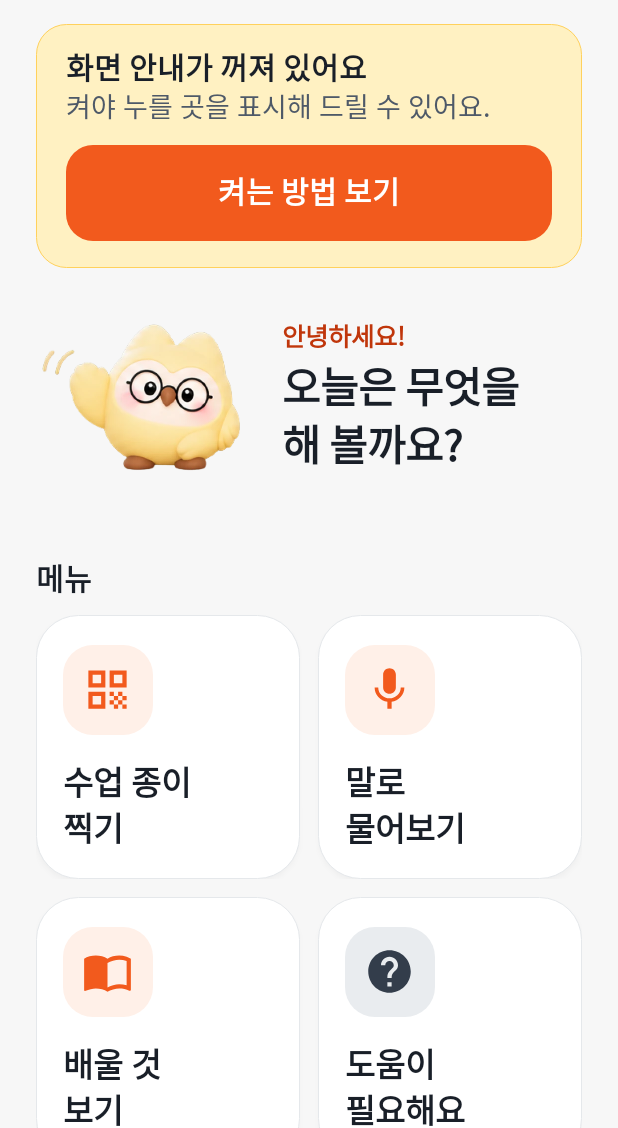
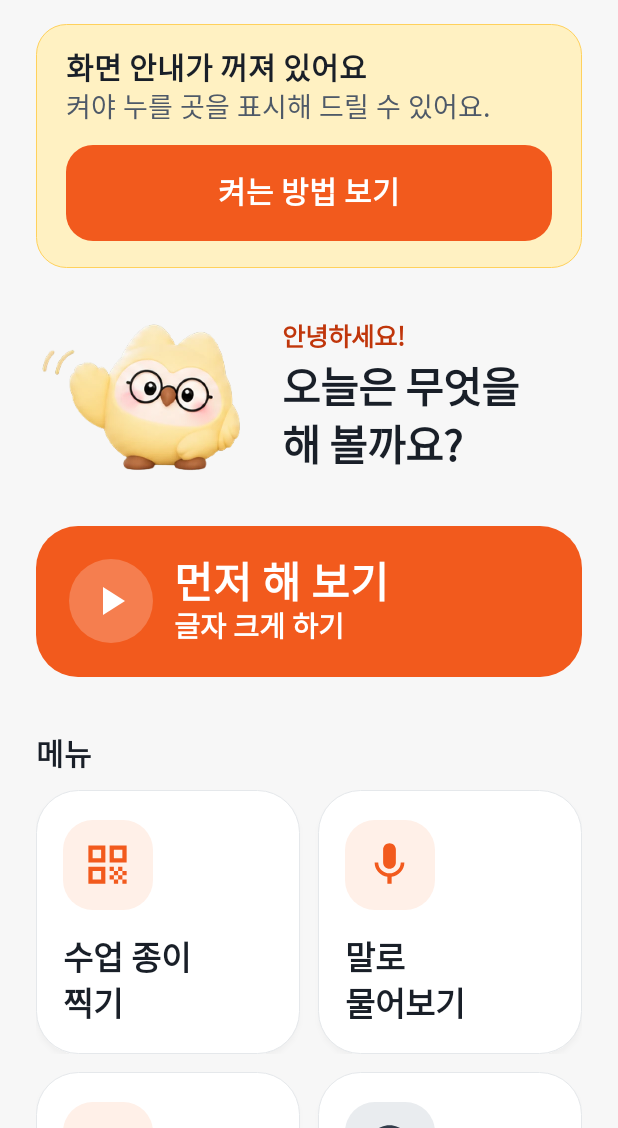
Before and after one commit to youth-hackathon/haebom-app, an Android app: the screen it shows after launch (MainActivity), on a phone screen of 412 x 824 dp, the part 108-1236 px from its top. Run offline under Robolectric (Android 15) with nearby library versions, the phone set to English and light mode, and no system bars.

Commit message:
홈의 큰 블록: 아직 아무것도 안 했으면 "먼저 해 보기 · 글자 크게 하기"
하던 것도 끝낸 것도 없을 때는 큰 블록이 아예 없었다. 그 자리에 먼저 해 볼 것 하나를
보인다(Practice.first, 지금은 글자 크게 하기). 누르면 "배울 것 보기"에서 고른 것과 같다.
하던 것이 생기면 전처럼 "이어서 하기", 끝까지 해 본 것이면 "복습하기"가 된다.

Pixel 에뮬레이터에서 앱 데이터를 비운 상태의 홈으로 확인했다.

Co-Authored-By: Claude Fable 5.2 <noreply@anthropic.com>
Claude-Session: https://claude.ai/code/session_01S2G4QakE6RykXNnHTp3Ret

```diff
--- a/app/src/main/java/ai/toolus/mobileguide/MainActivity.kt
+++ b/app/src/main/java/ai/toolus/mobileguide/MainActivity.kt
@@ -135,11 +135,14 @@ class MainActivity : Activity() {
 
         // Figma "시안 A · 큰 타일 2×2": what the person was doing is the biggest block, the rest are four equal tiles.
         // The guide server looks at the screen as it is, so asking for the same thing again goes on from where the phone is.
+        // Nothing started yet: the block offers one thing to try first ([Practice.first]), so it is never missing.
         if (last != null) {
             val short = Practice.short(last)
             val done = prefs.getBoolean("done_${Practice.key(last)}", false) && prefs.getInt("last_step", 0) == 0
             col.addView(if (done) continueBlock("$short · 혼자서", 0, 0, label = "복습하기", icon = Icon.REPLAY) { startFlow(last, review = true) }
                 else continueBlock(short, prefs.getInt("last_step", 0), prefs.getInt("last_total", 0)) { startFlow(last) }, lp(top = 16))
+        } else {
+            col.addView(continueBlock(Practice.first.short, 0, 0, label = "먼저 해 보기") { startFlow(Practice.first.task) }, lp(top = 16))
         }
         val grid = LinearLayout(this).apply { orientation = LinearLayout.VERTICAL }
         fun row(a: View, b: View) = LinearLayout(this).apply {
--- a/app/src/main/java/ai/toolus/mobileguide/Practice.kt
+++ b/app/src/main/java/ai/toolus/mobileguide/Practice.kt
@@ -16,6 +16,9 @@ object Practice {
         Item("bluetooth", "블루투스 화면 열기", "블루투스 화면", "설정에서 블루투스를 켜고 끄는 화면을 찾아갑니다.", "설정에서 블루투스 화면 열어줘"),
     )
 
+    /** What the home screen's big block offers a person who has not started anything yet. */
+    val first: Item = items.first { it.id == "font-size" }
+
     private fun of(task: String) = items.firstOrNull { it.task == task }
 
     /** What a task's "done once" mark is kept under: the item's id, or the sentence itself for a typed request. */
```
Also changed, not shown: 1 other file.
